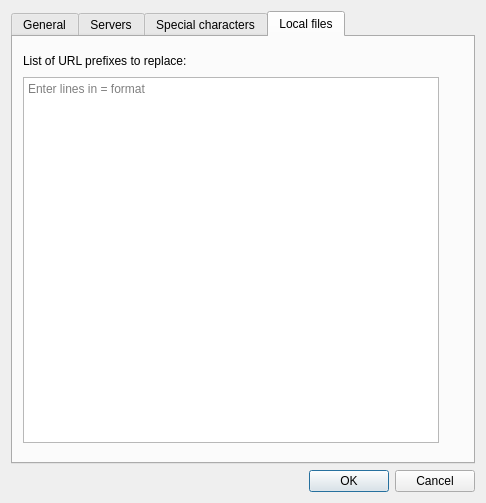
Old version of the form src/preferencesdialog.ui in the repository jsbien/djview-poliqarp_fork.
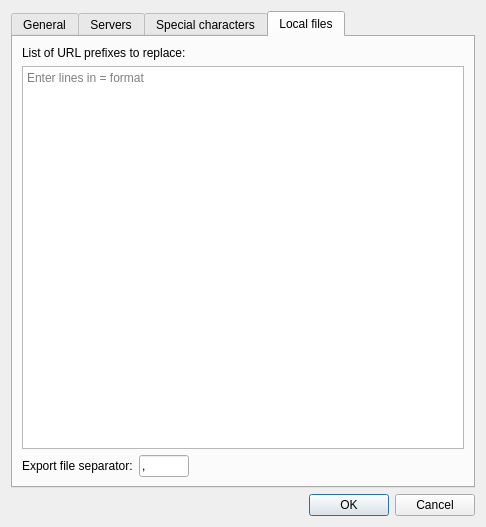
New version of the form.

Commit message:
Make CSV separator configurable. Closes #289.
Comma is still default, as indicated by format name to keep backward
compatibility.

The edit to the form file:
```diff
--- a/src/preferencesdialog.ui
+++ b/src/preferencesdialog.ui
@@ -7,7 +7,7 @@
     <x>0</x>
     <y>0</y>
     <width>486</width>
-    <height>503</height>
+    <height>527</height>
    </rect>
   </property>
   <property name="windowTitle">
@@ -345,32 +345,62 @@
       <attribute name="title">
        <string>Local files</string>
       </attribute>
+      <layout class="QVBoxLayout" name="verticalLayout_5">
+       <item>
       <widget class="QLabel" name="urlLabel">
-       <property name="geometry">
-        <rect>
-         <x>10</x>
-         <y>16</y>
-         <width>416</width>
-         <height>16</height>
-        </rect>
-       </property>
        <property name="text">
         <string>List of URL prefixes to replace:</string>
        </property>
       </widget>
+       </item>
+       <item>
       <widget class="QPlainTextEdit" name="urlEdit">
-       <property name="geometry">
-        <rect>
-         <x>10</x>
-         <y>40</y>
-         <width>416</width>
-         <height>366</height>
-        </rect>
-       </property>
        <property name="placeholderText">
         <string>Enter lines in &lt;remote URL&gt;=&lt;local URL&gt; format</string>
        </property>
       </widget>
+       </item>
+       <item>
+        <layout class="QHBoxLayout" name="horizontalLayout_3">
+         <item>
+          <widget class="QLabel" name="separatorLabel">
+           <property name="text">
+            <string>Export file separator:</string>
+           </property>
+          </widget>
+         </item>
+         <item>
+          <widget class="QLineEdit" name="separatorEdit">
+           <property name="maximumSize">
+            <size>
+             <width>50</width>
+             <height>16777215</height>
+            </size>
+           </property>
+           <property name="text">
+            <string>,</string>
+           </property>
+           <property name="maxLength">
+            <number>3</number>
+           </property>
+          </widget>
+         </item>
+         <item>
+          <spacer name="horizontalSpacer">
+           <property name="orientation">
+            <enum>Qt::Horizontal</enum>
+           </property>
+           <property name="sizeHint" stdset="0">
+            <size>
+             <width>40</width>
+             <height>20</height>
+            </size>
+           </property>
+          </spacer>
+         </item>
+        </layout>
+       </item>
+      </layout>
      </widget>
     </widget>
    </item>
```
Lines whose indentation alone changed are shown as unchanged. The commit also changes 4 other files.
